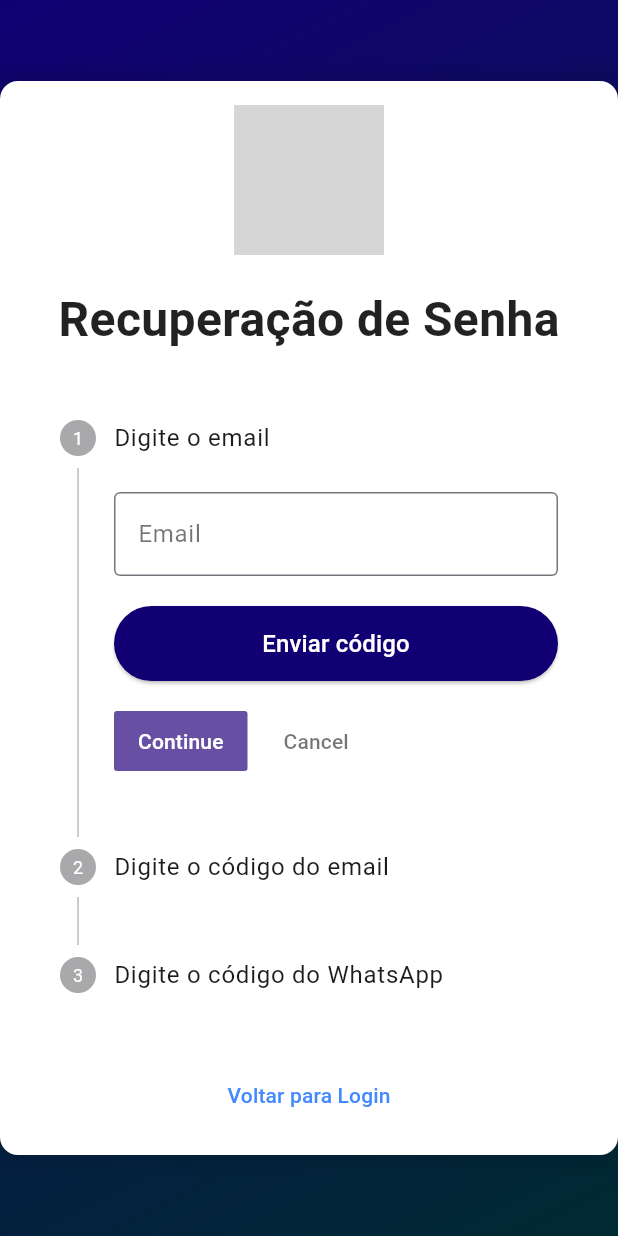
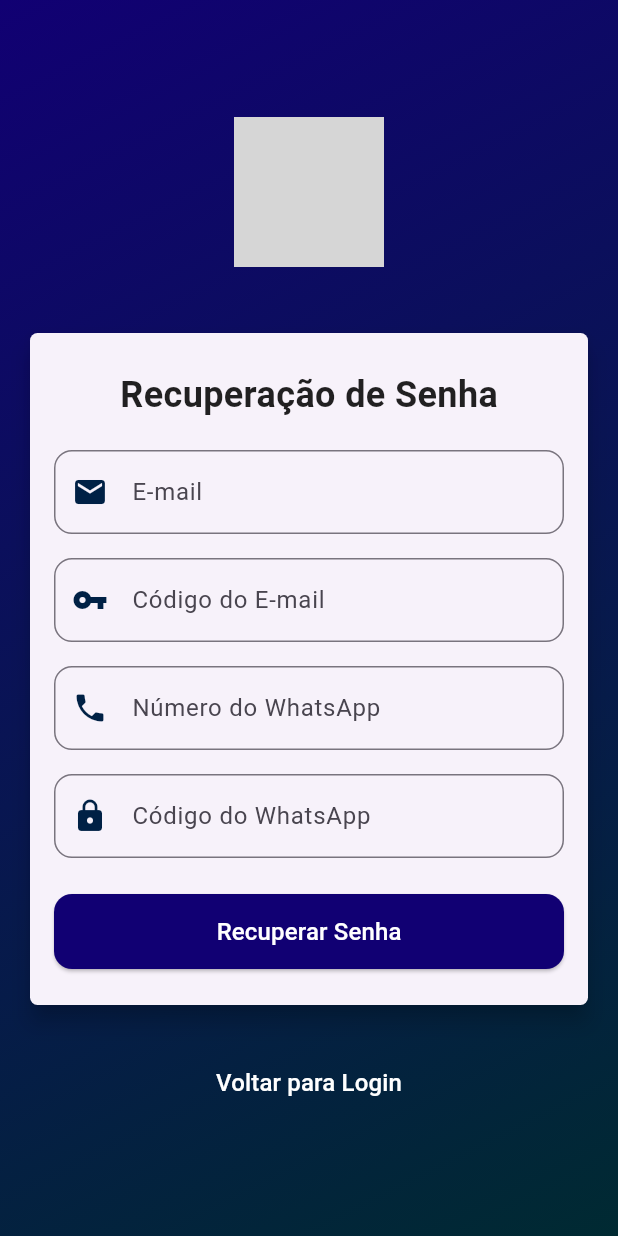
Before and after one commit to Athurgomes/ChatBot-and-Multi-Atendimento, a Flutter app: the RecoveryPasswordScreen screen opened directly, on a phone screen of 412 x 824 dp. Run offline on Flutter 3.47's test engine with Material 3 defaults, Android fonts, the phone set to English and light mode, and no system bars; our stand-ins replace font_awesome_flutter; grey boxes are pictures that could not be loaded.

Commit message:
Escreva sobre suas alterações aqui

```diff
--- a/lib/Screens/recoverypassword_screen/recovery_password_screen.dart
+++ b/lib/Screens/recoverypassword_screen/recovery_password_screen.dart
@@ -1,37 +1,4 @@
-import 'package:flutter/material.dart'
-    show
-        Alignment,
-        BorderRadius,
-        BoxDecoration,
-        BoxShadow,
-        BuildContext,
-        Center,
-        Color,
-        Colors,
-        Column,
-        Container,
-        EdgeInsets,
-        ElevatedButton,
-        FontWeight,
-        Image,
-        InputDecoration,
-        LinearGradient,
-        MainAxisAlignment,
-        MainAxisSize,
-        Navigator,
-        OutlineInputBorder,
-        Scaffold,
-        SingleChildScrollView,
-        SizedBox,
-        State,
-        StatefulWidget,
-        Step,
-        Stepper,
-        Text,
-        TextButton,
-        TextField,
-        TextStyle,
-        Widget;
+import 'package:flutter/material.dart';
 
 class RecoveryPasswordScreen extends StatefulWidget {
   const RecoveryPasswordScreen({super.key});
@@ -41,15 +8,20 @@ class RecoveryPasswordScreen extends StatefulWidget {
 }
 
 class _RecoveryPasswordScreenState extends State<RecoveryPasswordScreen> {
-  // Controle das etapas
-  int _currentStep = 0;
+  final TextEditingController emailController = TextEditingController();
+  final TextEditingController whatsappController = TextEditingController();
+  final TextEditingController emailCodeController = TextEditingController();
+  final TextEditingController whatsappCodeController = TextEditingController();
 
-  // Passos de recuperação de senha
   @override
   Widget build(BuildContext context) {
     return Scaffold(
-      body: Container(
-        decoration: BoxDecoration(
+      body: LayoutBuilder(
+        builder: (context, constraints) {
+          return Container(
+            width: constraints.maxWidth,
+            height: constraints.maxHeight,
+            decoration: const BoxDecoration(
               gradient: LinearGradient(
                 colors: [
                   Color.fromARGB(255, 17, 0, 115),
@@ -59,91 +31,67 @@ class _RecoveryPasswordScreenState extends State<RecoveryPasswordScreen> {
                 end: Alignment.bottomRight,
               ),
             ),
+            child: SafeArea(
               child: Center(
                 child: SingleChildScrollView(
-            child: Container(
                   padding: const EdgeInsets.all(16.0),
-              width: 450.0, // Ajuste o tamanho do container conforme necessário
-              decoration: BoxDecoration(
-                color: Colors.white,
-                borderRadius: BorderRadius.circular(12.0),
-                boxShadow: [
-                  BoxShadow(
-                    color: Colors.black12,
-                    blurRadius: 10.0,
-                    spreadRadius: 5.0,
-                  ),
-                ],
-              ),
                   child: Column(
                     mainAxisAlignment: MainAxisAlignment.center,
+                    children: [
+                      Image.asset(
+                        'assets/logo.png',
+                        height: 100,
+                      ),
+                      const SizedBox(height: 40),
+                      SizedBox(
+                        width: 600,
+                        child: Card(
+                          elevation: 6,
+                          shape: RoundedRectangleBorder(
+                            borderRadius: BorderRadius.circular(5.0),
+                          ),
+                          child: Padding(
+                            padding: const EdgeInsets.symmetric(
+                                vertical: 24.0, horizontal: 16.0),
+                            child: Column(
                               mainAxisSize: MainAxisSize.min,
-                children: <Widget>[
-                  // Logo acima do título Recuperação de Senha
-                  Image.asset(
-                    'assets/logo.png', // Coloque o caminho correto da sua logo
-                    height: 100, // Tamanho da logo
-                  ),
-                  const SizedBox(height: 20.0),
+                              children: [
                                 const Text(
                                   'Recuperação de Senha',
                                   style: TextStyle(
-                      fontSize: 32.0,
+                                    fontSize: 24,
                                     fontWeight: FontWeight.bold,
                                     color: Colors.black87,
                                   ),
                                 ),
-                  SizedBox(height: 20.0),
-                  // Passos para recuperação
-                  Stepper(
-                    currentStep: _currentStep,
-                    onStepTapped: (int step) {
-                      setState(() {
-                        _currentStep = step;
-                      });
-                    },
-                    onStepContinue: () {
-                      if (_currentStep < 2) {
-                        setState(() {
-                          _currentStep++;
-                        });
-                      } else {
-                        // Finalizar recuperação ou seguir para outra página
-                      }
-                    },
-                    onStepCancel: () {
-                      if (_currentStep > 0) {
-                        setState(() {
-                          _currentStep--;
-                        });
-                      }
-                    },
-                    steps: [
-                      Step(
-                        title: Text('Digite o email'),
-                        content: Column(
-                          children: [
-                            TextField(
-                              decoration: InputDecoration(
-                                labelText: 'Email',
-                                labelStyle: TextStyle(color: Colors.black54),
-                                border: OutlineInputBorder(),
-                              ),
-                            ),
-                            SizedBox(height: 20.0),
+                                const SizedBox(height: 20.0),
+                                _buildTextField(
+                                    emailController, 'E-mail', Icons.email),
+                                const SizedBox(height: 16),
+                                _buildTextField(emailCodeController,
+                                    'Código do E-mail', Icons.vpn_key),
+                                const SizedBox(height: 16),
+                                _buildTextField(whatsappController,
+                                    'Número do WhatsApp', Icons.phone),
+                                const SizedBox(height: 16),
+                                _buildTextField(whatsappCodeController,
+                                    'Código do WhatsApp', Icons.lock),
+                                const SizedBox(height: 24),
                                 SizedBox(
-                              width: 300.0,
+                                  width: double.infinity,
                                   height: 50.0,
                                   child: ElevatedButton(
-                                onPressed: () {
-                                  // Lógica para enviar o código para o email
-                                },
+                                    onPressed: () {},
                                     style: ElevatedButton.styleFrom(
                                       backgroundColor:
                                           const Color.fromARGB(255, 17, 0, 115),
+                                      shape: RoundedRectangleBorder(
+                                        borderRadius:
+                                            BorderRadius.circular(12.0),
+                                      ),
                                     ),
                                     child: const Text(
-                                  'Enviar código',
+                                      'Recuperar Senha',
                                       style: TextStyle(
                                           fontSize: 16, color: Colors.white),
                                     ),
@@ -152,84 +100,19 @@ class _RecoveryPasswordScreenState extends State<RecoveryPasswordScreen> {
                               ],
                             ),
                           ),
-                      Step(
-                        title: Text('Digite o código do email'),
-                        content: Column(
-                          children: [
-                            TextField(
-                              decoration: InputDecoration(
-                                labelText: 'Código do email',
-                                labelStyle: TextStyle(color: Colors.black54),
-                                border: OutlineInputBorder(),
                         ),
                       ),
-                            SizedBox(height: 20.0),
-                            SizedBox(
-                              width: 300.0,
-                              height: 50.0,
-                              child: ElevatedButton(
-                                onPressed: () {
-                                  // Lógica para verificar o código do email
-                                },
-                                style: ElevatedButton.styleFrom(
-                                  backgroundColor:
-                                      const Color.fromARGB(255, 17, 0, 115),
-                                ),
-                                child: const Text(
-                                  'Verificar código',
-                                  style: TextStyle(
-                                      fontSize: 16, color: Colors.white),
-                                ),
-                              ),
-                            ),
-                          ],
-                        ),
-                      ),
-                      Step(
-                        title: Text('Digite o código do WhatsApp'),
-                        content: Column(
-                          children: [
-                            TextField(
-                              decoration: InputDecoration(
-                                labelText: 'Código do WhatsApp',
-                                labelStyle: TextStyle(color: Colors.black54),
-                                border: OutlineInputBorder(),
-                              ),
-                            ),
-                            SizedBox(height: 20.0),
-                            SizedBox(
-                              width: 300.0,
-                              height: 50.0,
-                              child: ElevatedButton(
-                                onPressed: () {
-                                  // Lógica para concluir a recuperação de senha
-                                },
-                                style: ElevatedButton.styleFrom(
-                                  backgroundColor:
-                                      const Color.fromARGB(255, 17, 0, 115),
-                                ),
-                                child: const Text(
-                                  'Concluir recuperação',
-                                  style: TextStyle(
-                                      fontSize: 16, color: Colors.white),
-                                ),
-                              ),
-                            ),
-                          ],
-                        ),
-                      ),
-                    ],
-                  ),
-                  SizedBox(height: 20.0),
-                  // Botão para voltar à tela de login
+                      const SizedBox(height: 24),
                       TextButton(
                         onPressed: () {
-                      // Voltar para a tela de login
                           Navigator.pop(context);
                         },
-                    child: Text(
+                        child: const Text(
                           'Voltar para Login',
-                      style: TextStyle(color: Colors.blueAccent),
+                          style: TextStyle(
+                            color: Colors.white,
+                            fontSize: 16,
+                          ),
                         ),
                       ),
                     ],
@@ -237,6 +120,22 @@ class _RecoveryPasswordScreenState extends State<RecoveryPasswordScreen> {
                 ),
               ),
             ),
+          );
+        },
+      ),
+    );
+  }
+
+  Widget _buildTextField(
+      TextEditingController controller, String label, IconData icon) {
+    return TextField(
+      controller: controller,
+      decoration: InputDecoration(
+        labelText: label,
+        prefixIcon: Icon(icon, color: Color(0xFF002145)),
+        border: OutlineInputBorder(
+          borderRadius: BorderRadius.circular(12.0),
+        ),
       ),
     );
   }
```
Also changed, not shown: lib/Screens/login_screen/login.dart (+4 -4 lines), lib/Screens/registration_screen/cadastroUser.dart (+4 -4 lines). Lines whose indentation alone changed are shown as unchanged.
